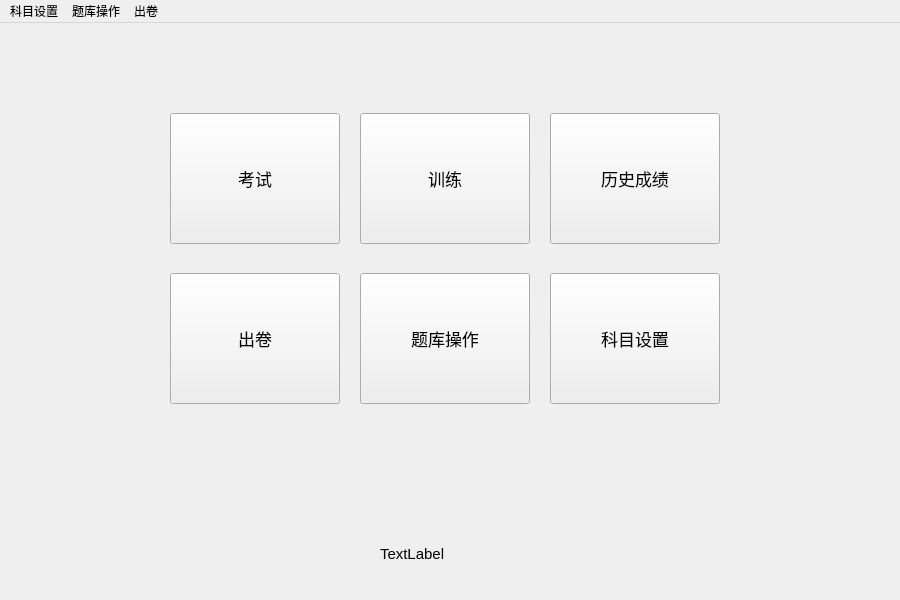
First picture: the form in views/Main.ui, repository janonoly/exampc, before the edit.
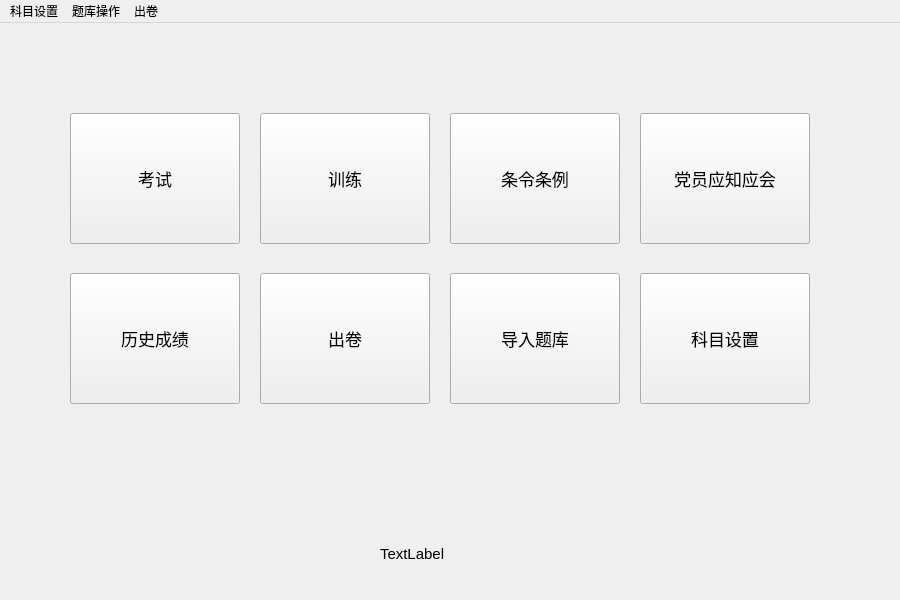
Second picture: the form after the edit.

Diff of the .ui file:
```diff
--- a/views/Main.ui
+++ b/views/Main.ui
@@ -38,7 +38,7 @@
    <widget class="QPushButton" name="pushButton">
     <property name="geometry">
      <rect>
-      <x>170</x>
+      <x>70</x>
       <y>90</y>
       <width>170</width>
       <height>131</height>
@@ -56,7 +56,7 @@
    <widget class="QPushButton" name="pushButton_2">
     <property name="geometry">
      <rect>
-      <x>360</x>
+      <x>260</x>
       <y>90</y>
       <width>170</width>
       <height>131</height>
@@ -92,8 +92,8 @@
    <widget class="QPushButton" name="pushButton_3">
     <property name="geometry">
      <rect>
-      <x>550</x>
-      <y>90</y>
+      <x>70</x>
+      <y>250</y>
       <width>170</width>
       <height>131</height>
      </rect>
@@ -110,7 +110,7 @@
    <widget class="QPushButton" name="pushButton_4">
     <property name="geometry">
      <rect>
-      <x>360</x>
+      <x>450</x>
       <y>250</y>
       <width>170</width>
       <height>131</height>
@@ -122,13 +122,13 @@
      </font>
     </property>
     <property name="text">
-     <string>题库操作</string>
+     <string>导入题库</string>
     </property>
    </widget>
    <widget class="QPushButton" name="pushButton_5">
     <property name="geometry">
      <rect>
-      <x>170</x>
+      <x>260</x>
       <y>250</y>
       <width>170</width>
       <height>131</height>
@@ -146,7 +146,7 @@
    <widget class="QPushButton" name="pushButton_6">
     <property name="geometry">
      <rect>
-      <x>550</x>
+      <x>640</x>
       <y>250</y>
       <width>170</width>
       <height>131</height>
@@ -161,6 +161,42 @@
      <string>科目设置</string>
     </property>
    </widget>
+   <widget class="QPushButton" name="pushButton_7">
+    <property name="geometry">
+     <rect>
+      <x>640</x>
+      <y>90</y>
+      <width>170</width>
+      <height>131</height>
+     </rect>
+    </property>
+    <property name="font">
+     <font>
+      <pointsize>13</pointsize>
+     </font>
+    </property>
+    <property name="text">
+     <string>党员应知应会</string>
+    </property>
+   </widget>
+   <widget class="QPushButton" name="pushButton_8">
+    <property name="geometry">
+     <rect>
+      <x>450</x>
+      <y>90</y>
+      <width>170</width>
+      <height>131</height>
+     </rect>
+    </property>
+    <property name="font">
+     <font>
+      <pointsize>13</pointsize>
+     </font>
+    </property>
+    <property name="text">
+     <string>条令条例</string>
+    </property>
+   </widget>
   </widget>
   <widget class="QMenuBar" name="menubar">
    <property name="geometry">
```
